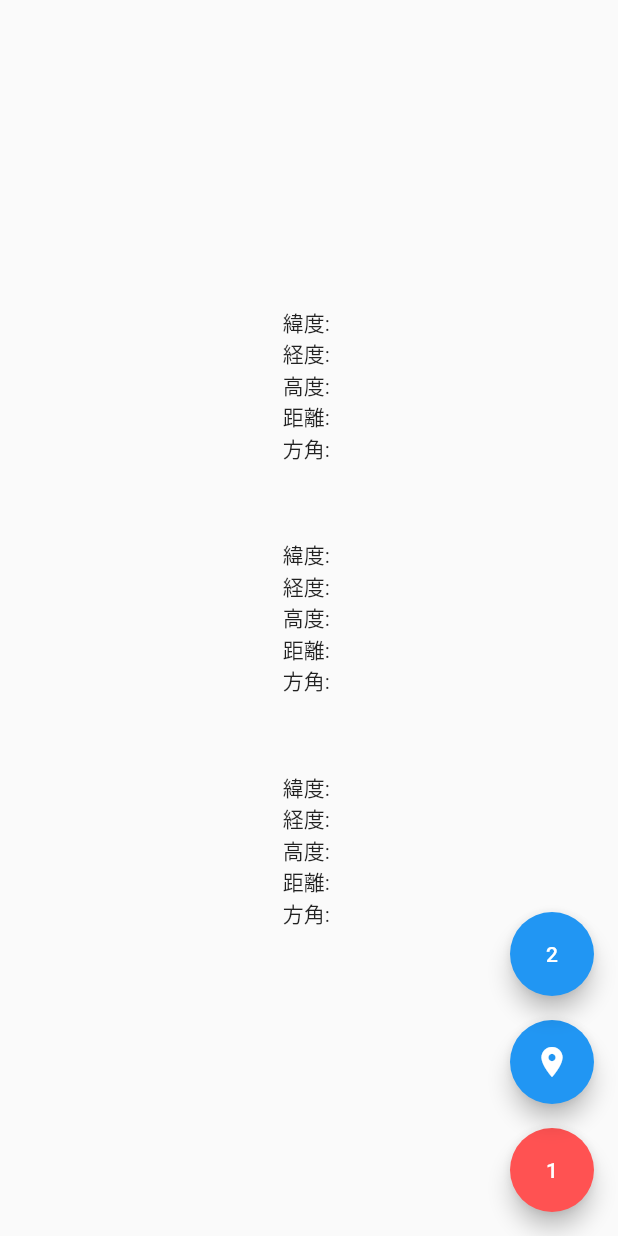
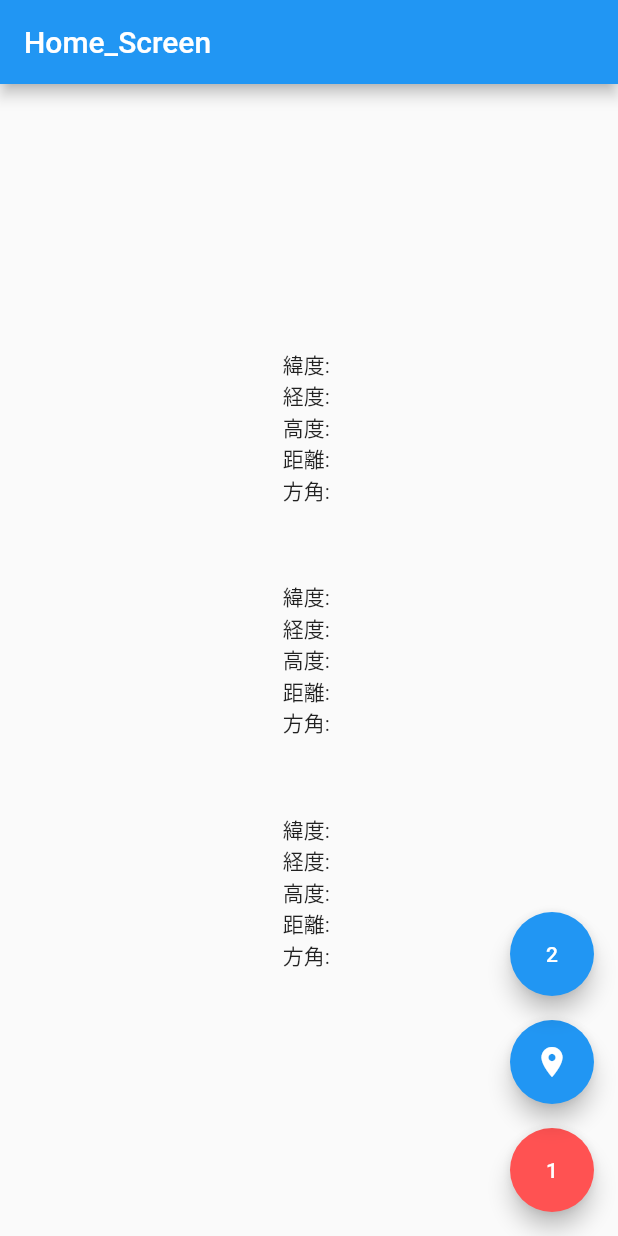
Before and after one commit to iseruuuuu/height_measure_app, a Flutter app: the screen it shows after launch, on a phone screen of 412 x 824 dp. Run offline on Flutter 3.47's test engine with Material 2 defaults, Android fonts, the phone set to English and light mode, and no system bars; our stand-ins replace freezed_annotation, geolocator, math_expressions, state_notifier.

Commit message:
add: freezedを追加

```diff
--- a/lib/home/home_screen.dart
+++ b/lib/home/home_screen.dart
@@ -20,8 +20,6 @@ class HomeScreen extends StatefulWidget {
   _HomeScreenState createState() => _HomeScreenState();
 }
 class _HomeScreenState extends State<HomeScreen> {
-
-  String _location = "no data";
 
   String lati = '';
   String long = '';
@@ -68,7 +66,6 @@ class _HomeScreenState extends State<HomeScreen> {
       double bearing = Geolocator.bearingBetween(35.68, 139.76, -23.61, -46.40);
       //print(bearing);
       setState(() {
-        _location = position.toString();
         //緯度
         lati = position.latitude.toString();
         //経度
@@ -137,6 +134,9 @@ class _HomeScreenState extends State<HomeScreen> {
   @override
   Widget build(BuildContext context) {
     return Scaffold(
+      appBar: AppBar(
+        title: Text('Home_Screen'),
+      ),
       body: Center(
         child: Column(
           mainAxisAlignment: MainAxisAlignment.center,
--- a/lib/home/home_screen_state.dart
+++ b/lib/home/home_screen_state.dart
@@ -0,0 +1,33 @@
+import 'package:flutter/cupertino.dart';
+import 'package:flutter/material.dart';
+import 'package:freezed_annotation/freezed_annotation.dart';
+import 'package:state_notifier/state_notifier.dart';
+
+
+part 'home_screen_state.freezed.dart';
+
+@freezed
+abstract class HomeScreenState with _$HomeScreenState {
+  const factory HomeScreenState({
+    @Default('') String latitude,
+    @Default('') String longitude,
+    @Default('') String altitude,
+    @Default('') String distanceInMeters,
+    @Default('') String bearing,
+  }) = _HomeScreenState;
+}
+
+class HomeScreenController extends StateNotifier<HomeScreenState> with LocatorMixin {
+  HomeScreenController({
+    required this.context,
+  }) : super (const HomeScreenState());
+
+  final BuildContext context;
+
+  @override
+  void initState() {
+    super.initState();
+
+
+  }
+}
--- a/lib/main.dart
+++ b/lib/main.dart
@@ -1,8 +1,10 @@
 import 'package:flutter/material.dart';
 import 'package:geolocator/geolocator.dart';
 import 'package:math_expressions/math_expressions.dart';
+
+import 'home/home_screen.dart';
 void main() {
-  runApp(MyApp());
+  runApp(Home());
 }
 class MyApp extends StatelessWidget {
   @override
--- a/pubspec.yaml
+++ b/pubspec.yaml
@@ -48,6 +48,11 @@ dev_dependencies:
   geolocator:
   math_expressions:
 
+  freezed:
+  flutter_state_notifier:
+  state_notifier:
+  build_runner:
+
 # For information on the generic Dart part of this file, see the
 # following page: https://dart.dev/tools/pub/pubspec
 
```
Also changed, not shown: lib/home/home_screen_state.freezed.dart (added), pubspec.lock.
